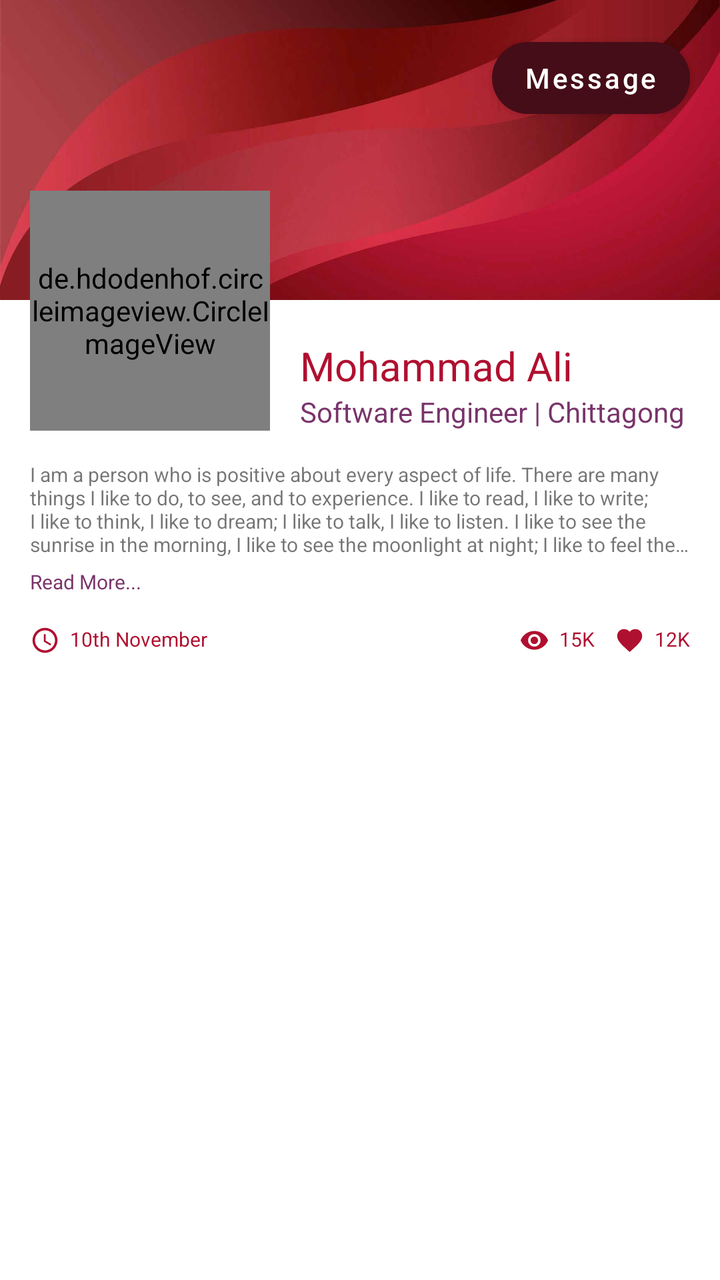
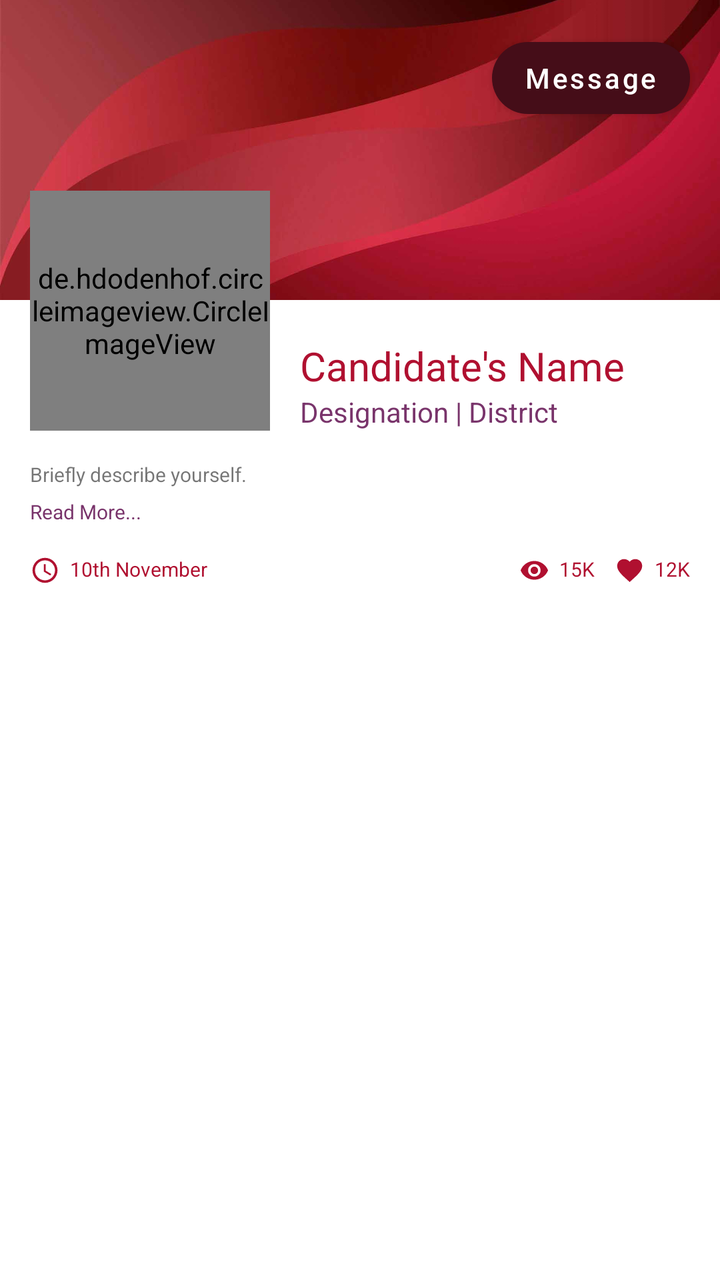

Screens rendered from an Android XML layout before and after an edit, with the pre-edit source and the edit as a unified diff.
<!-- AndroidManifest.xml: application theme AppTheme -->
<!-- res/layout/item_user.xml -->
<?xml version="1.0" encoding="utf-8"?>
<RelativeLayout xmlns:android="http://schemas.android.com/apk/res/android"
    xmlns:app="http://schemas.android.com/apk/res-auto"
    android:id="@+id/item_layout"
    android:layout_marginBottom="15dp"
    android:background="@color/colorWhite"
    android:layout_width="match_parent"
    android:layout_height="wrap_content">

    
    <ImageView
        android:id="@+id/item_bg_image"
        android:scaleType="centerCrop"
        android:src="@drawable/background_image"
        android:background="@color/colorBackgroundGrey"
        android:layout_width="match_parent"
        android:layout_height="150dp"/>

    <Button
        android:id="@+id/message_button"
        android:text="Message"
        android:textAllCaps="false"
        android:textColor="@color/colorWhite"
        app:cornerRadius="25dp"
        android:layout_margin="15dp"
        android:layout_alignParentEnd="true"
        app:backgroundTint="@color/colorAccent"
        android:layout_width="wrap_content"
        android:layout_height="wrap_content" />

    <LinearLayout
        android:layout_marginTop="-70dp"
        android:padding="15dp"
        android:layout_below="@+id/item_bg_image"
        android:orientation="vertical"
        android:layout_width="match_parent"
        android:layout_height="wrap_content">
        <LinearLayout
            android:orientation="horizontal"
            android:layout_marginBottom="15dp"
            android:layout_width="match_parent"
            android:layout_height="wrap_content">
            <de.hdodenhof.circleimageview.CircleImageView
                android:id="@+id/item_image"
                app:civ_border_width="1dp"
                app:civ_border_color="@color/colorLightGrey"
                app:civ_circle_background_color="@color/colorWhite"
                app:tint="@color/colorWhite"
                android:src="@drawable/ic_add_photo"
                android:layout_marginEnd="15dp"
                android:layout_width="120dp"
                android:layout_height="120dp"/>
            <LinearLayout
                android:layout_marginTop="60dp"
                android:layout_gravity="bottom"
                android:orientation="vertical"
                android:layout_width="match_parent"
                android:layout_height="wrap_content">
                <TextView
                    android:id="@+id/item_name"
                    android:textSize="20sp"
                    android:text="Mohammad Ali"
                    android:textColor="@color/colorPrimary"
                    android:layout_width="wrap_content"
                    android:layout_height="wrap_content"/>
                <TextView
                    android:id="@+id/item_address_designation"
                    android:text="Software Engineer | Chittagong"
                    android:textColor="@color/colorPurple"
                    android:layout_width="wrap_content"
                    android:layout_height="wrap_content"/>
            </LinearLayout>
        </LinearLayout>

        <LinearLayout
            android:orientation="vertical"
            android:layout_marginBottom="15dp"
            android:layout_width="match_parent"
            android:layout_height="wrap_content">
            <TextView
                android:id="@+id/item_description"
                android:ellipsize="end"
                android:maxLines="4"
                android:textSize="10sp"
                android:layout_marginBottom="5dp"
                android:text="I am a person who is positive about every aspect of life. There are many things I like to do, to see, and to experience. I like to read, I like to write; I like to think, I like to dream; I like to talk, I like to listen. I like to see the sunrise in the morning, I like to see the moonlight at night; I like to feel the music flowing on my face, I like to smell the wind coming from the ocean. I like to look at the clouds in the sky with a blank mind, I like to do thought experiment when I cannot sleep in the middle of the night. I like flowers in spring, rain in summer, leaves in autumn, and snow in winter. I like to sleep early, I like to get up late; I like to be alone, I like to be surrounded by people. I like country’s peace, I like metropolis’ noise; I like the beautiful west lake in Hangzhou, I like the flat cornfield in Champaign. I like delicious food and comfortable shoes; I like good books and romantic movies. I like the land and the nature, I like people. And, I like to laugh."
                android:layout_width="wrap_content"
                android:layout_height="wrap_content"/>
            <TextView
                android:ellipsize="end"
                android:maxLines="4"
                android:textSize="10sp"
                android:text="Read More..."
                android:textColor="@color/colorPurple"
                android:layout_width="match_parent"
                android:layout_height="wrap_content"/>
        </LinearLayout>
        <RelativeLayout
            android:layout_width="match_parent"
            android:layout_height="wrap_content">
            <LinearLayout
                android:orientation="horizontal"
                android:layout_width="wrap_content"
                android:layout_height="wrap_content">
                <ImageView
                    app:tint="@color/colorPrimary"
                    android:src="@drawable/ic_baseline_access_time_24"
                    android:layout_marginEnd="5dp"
                    android:layout_width="15dp"
                    android:layout_height="15dp"/>
                <TextView
                    android:id="@+id/item_date"
                    android:textSize="10sp"
                    android:text="10th November"
                    android:textColor="@color/colorPrimary"
                    android:layout_width="wrap_content"
                    android:layout_height="wrap_content"/>
            </LinearLayout>
            <LinearLayout
                android:layout_alignParentEnd="true"
                android:orientation="horizontal"
                android:layout_width="wrap_content"
                android:layout_height="wrap_content">
                <LinearLayout
                    android:layout_marginEnd="10dp"
                    android:orientation="horizontal"
                    android:layout_width="wrap_content"
                    android:layout_height="wrap_content">
                    <ImageView
                        app:tint="@color/colorPrimary"
                        android:src="@drawable/ic_baseline_visibility_24"
                        android:layout_marginEnd="5dp"
                        android:layout_width="15dp"
                        android:layout_height="15dp"/>
                    <TextView
                        android:id="@+id/item_viewed"
                        android:textSize="10sp"
                        android:text="15K"
                        android:textColor="@color/colorPrimary"
                        android:layout_width="wrap_content"
                        android:layout_height="wrap_content"/>
                </LinearLayout>
                <LinearLayout
                    android:orientation="horizontal"
                    android:layout_width="wrap_content"
                    android:layout_height="wrap_content">
                    <ImageView
                        app:tint="@color/colorPrimary"
                        android:src="@drawable/ic_baseline_favorite_24"
                        android:layout_marginEnd="5dp"
                        android:layout_width="15dp"
                        android:layout_height="15dp"/>
                    <TextView
                        android:id="@+id/item_liked"
                        android:textSize="10sp"
                        android:text="12K"
                        android:textColor="@color/colorPrimary"
                        android:layout_width="wrap_content"
                        android:layout_height="wrap_content"/>
                </LinearLayout>
            </LinearLayout>
        </RelativeLayout>
    </LinearLayout>

</RelativeLayout>
<!-- resources referenced by this layout -->
<resources>
  <color name="colorAccent">#450D18</color>
  <color name="colorBackgroundGrey">#F5F7F8</color>
  <color name="colorLightGrey">#F2F2F2</color>
  <color name="colorPrimary">#B01030</color>
  <color name="colorPurple">#79346B</color>
  <color name="colorWhite">#FFFFFF</color>
  <!-- drawable ic_baseline_access_time_24 (drawable) -->
  <vector xmlns:android="http://schemas.android.com/apk/res/android"
      android:width="24dp"
      android:height="24dp"
      android:viewportWidth="24"
      android:viewportHeight="24"
      android:tint="?attr/colorControlNormal">
    <path
        android:fillColor="@android:color/white"
        android:pathData="M11.99,2C6.47,2 2,6.48 2,12s4.47,10 9.99,10C17.52,22 22,17.52 22,12S17.52,2 11.99,2zM12,20c-4.42,0 -8,-3.58 -8,-8s3.58,-8 8,-8 8,3.58 8,8 -3.58,8 -8,8z"/>
    <path
        android:fillColor="@android:color/white"
        android:pathData="M12.5,7H11v6l5.25,3.15 0.75,-1.23 -4.5,-2.67z"/>
  </vector>
  <!-- drawable ic_baseline_favorite_24 (drawable) -->
  <vector xmlns:android="http://schemas.android.com/apk/res/android"
      android:width="24dp"
      android:height="24dp"
      android:viewportWidth="24"
      android:viewportHeight="24"
      android:tint="?attr/colorControlNormal">
    <path
        android:fillColor="@android:color/white"
        android:pathData="M12,21.35l-1.45,-1.32C5.4,15.36 2,12.28 2,8.5 2,5.42 4.42,3 7.5,3c1.74,0 3.41,0.81 4.5,2.09C13.09,3.81 14.76,3 16.5,3 19.58,3 22,5.42 22,8.5c0,3.78 -3.4,6.86 -8.55,11.54L12,21.35z"/>
  </vector>
  <!-- drawable ic_baseline_visibility_24 (drawable) -->
  <vector xmlns:android="http://schemas.android.com/apk/res/android"
      android:width="24dp"
      android:height="24dp"
      android:viewportWidth="24"
      android:viewportHeight="24"
      android:tint="?attr/colorControlNormal">
    <path
        android:fillColor="@android:color/white"
        android:pathData="M12,4.5C7,4.5 2.73,7.61 1,12c1.73,4.39 6,7.5 11,7.5s9.27,-3.11 11,-7.5c-1.73,-4.39 -6,-7.5 -11,-7.5zM12,17c-2.76,0 -5,-2.24 -5,-5s2.24,-5 5,-5 5,2.24 5,5 -2.24,5 -5,5zM12,9c-1.66,0 -3,1.34 -3,3s1.34,3 3,3 3,-1.34 3,-3 -1.34,-3 -3,-3z"/>
  </vector>
  <style name="AppTheme" parent="Theme.MaterialComponents.DayNight.NoActionBar">
          
          <item name="colorPrimary">@color/colorPrimary</item>
          <item name="colorPrimaryDark">@color/colorPrimaryDark</item>
          <item name="colorAccent">@color/colorAccent</item>
      </style>
  <color name="colorPrimaryDark">#530918</color>
  <!-- unchanged entries left out for length: 2 -->
</resources>

<!-- the commit's change to res/layout/item_user.xml (unified diff, before → after) -->
@@ -59,13 +59,13 @@
                 <TextView
                     android:id="@+id/item_name"
                     android:textSize="20sp"
-                    android:text="Mohammad Ali"
+                    android:text="Candidate's Name"
                     android:textColor="@color/colorPrimary"
                     android:layout_width="wrap_content"
                     android:layout_height="wrap_content"/>
                 <TextView
-                    android:id="@+id/item_address_designation"
-                    android:text="Software Engineer | Chittagong"
+                    android:id="@+id/item_short_title"
+                    android:text="Designation | District"
                     android:textColor="@color/colorPurple"
                     android:layout_width="wrap_content"
                     android:layout_height="wrap_content"/>
@@ -83,7 +83,7 @@
                 android:maxLines="4"
                 android:textSize="10sp"
                 android:layout_marginBottom="5dp"
-                android:text="I am a person who is positive about every aspect of life. There are many things I like to do, to see, and to experience. I like to read, I like to write; I like to think, I like to dream; I like to talk, I like to listen. I like to see the sunrise in the morning, I like to see the moonlight at night; I like to feel the music flowing on my face, I like to smell the wind coming from the ocean. I like to look at the clouds in the sky with a blank mind, I like to do thought experiment when I cannot sleep in the middle of the night. I like flowers in spring, rain in summer, leaves in autumn, and snow in winter. I like to sleep early, I like to get up late; I like to be alone, I like to be surrounded by people. I like country’s peace, I like metropolis’ noise; I like the beautiful west lake in Hangzhou, I like the flat cornfield in Champaign. I like delicious food and comfortable shoes; I like good books and romantic movies. I like the land and the nature, I like people. And, I like to laugh."
+                android:text="Briefly describe yourself."
                 android:layout_width="wrap_content"
                 android:layout_height="wrap_content"/>
             <TextView
